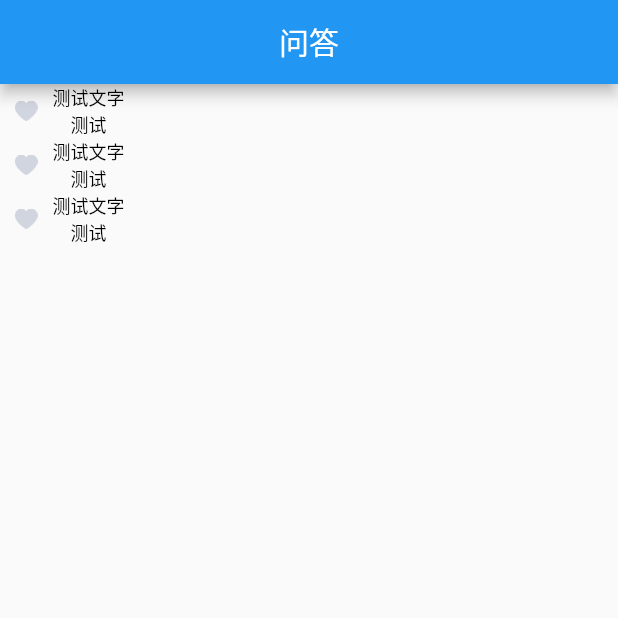
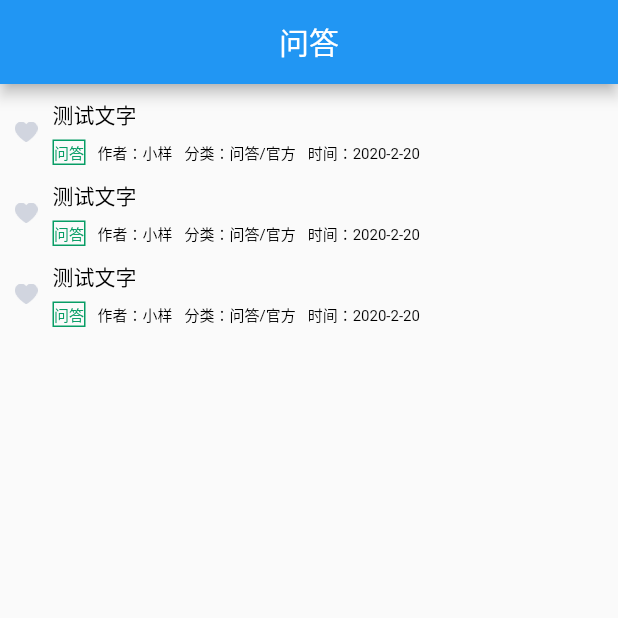
Before and after one commit to ssiyy/mvvm_exm, a Flutter app: the screen it shows after launch, on a phone screen of 412 x 824 dp, the top half of it. Run offline on Flutter 3.47's test engine with Material 2 defaults, Android fonts, the phone set to English and light mode, and no system bars.

Commit message:
item视图

```diff
--- a/flutter_module/lib/main.dart
+++ b/flutter_module/lib/main.dart
@@ -34,7 +34,9 @@ class MyApp extends StatelessWidget {
 class ListItem extends StatelessWidget {
   @override
   Widget build(BuildContext context) {
-    return Row(children: <Widget>[
+    return Padding(
+      padding: EdgeInsets.fromLTRB(0, 10, 0, 0),
+      child: Row(children: <Widget>[
         Padding(
             padding: EdgeInsets.all(10.0),
             child: Image.asset(
@@ -43,20 +45,56 @@ class ListItem extends StatelessWidget {
               height: 15.0,
             )),
         Column(
+          crossAxisAlignment: CrossAxisAlignment.start,
           children: <Widget>[
-          Text(
+            Padding(
+              padding: EdgeInsets.fromLTRB(0, 0, 0, 6),
+              child: Text(
                 "测试文字",
-            style: TextStyle(fontSize: 12.0, color: Color(0xff000000)),
+                textAlign: TextAlign.left,
+                style: TextStyle(fontSize: 14.0, color: Color(0xff000000)),
+              ),
             ),
             Row(children: <Widget>[
-            Text("测试",
+              Padding(
+                  padding: EdgeInsets.fromLTRB(0, 0, 8, 0),
+                  child: Container(
+                      decoration: BoxDecoration(
+                          border: Border.all(
+                              color: Color.fromARGB(255, 7, 157, 101),
+                              width: 1)),
+                      child: Text("问答",
                           style: TextStyle(
-                  fontSize: 12.0,
+                            fontSize: 10.0,
+                            color: Color.fromARGB(255, 7, 157, 101),
+                          )))),
+              Padding(
+                padding: EdgeInsets.fromLTRB(0.0, 0.0, 8.0, 0.0),
+                child: Text("作者：小样",
+                    style: TextStyle(
+                      fontSize: 10.0,
                       color: Color(0xff000000),
-                ))
+                    )),
+              ),
+              Padding(
+                padding: EdgeInsets.fromLTRB(0, 0, 8, 0),
+                child: Text("分类：问答/官方",
+                    style: TextStyle(
+                      fontSize: 10.0,
+                      color: Color(0xff000000),
+                    )),
+              ),
+              Padding(
+                  padding: EdgeInsets.fromLTRB(0, 0, 8, 0),
+                  child: Text("时间：2020-2-20",
+                      style: TextStyle(
+                        fontSize: 10.0,
+                        color: Color(0xff000000),
+                      ))),
             ])
           ],
         )
-    ]);
+      ]),
+    );
   }
 }
```
Lines whose indentation alone changed are shown as unchanged.
